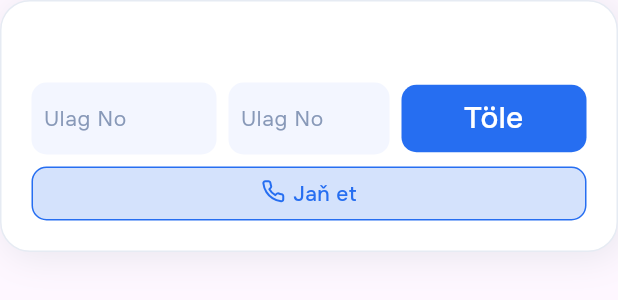
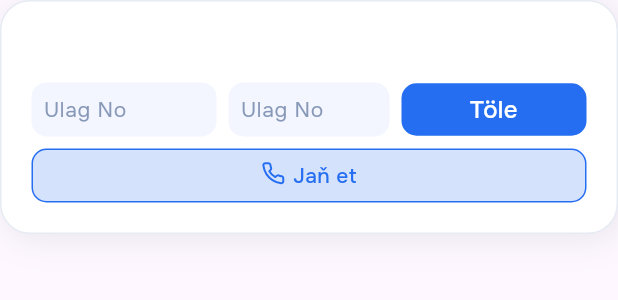
Before and after one commit to Dadebay/106cargo, a Flutter app: the ClientIdCard widget shown alone on an empty page, opened directly with empty values, on a phone screen of 412 x 824 dp. Shown: the top 300 px of the screen. Run offline on Flutter 3.47's test engine with Material 3 defaults, Android fonts, the phone set to English and light mode, and no system bars; our stand-ins replace cached_network_image, dio, easy_localization, firebase_core, firebase_messaging, firebase_remote_config and 10 more; missing offline and left inert: flutter_phone_direct_caller, zoom_widget; accounts and stored records are empty; network calls fail; project files that could hold a hidden picture were left out.

Commit message:
Bug fixed

```diff
--- a/lib/src/application/settings_singleton.dart
+++ b/lib/src/application/settings_singleton.dart
@@ -31,7 +31,6 @@ class SettingsSingleton extends ChangeNotifier {
   Future<void> checkAuthStatus() async {
     final SharedPreferences prefs = await SharedPreferences.getInstance();
     final String? token = prefs.getString('token');
-    print(token);
     _isAuthenticated = validateToken(token!);
     notifyListeners();
   }
--- a/lib/src/screens/auth/components/custom_text_fild.dart
+++ b/lib/src/screens/auth/components/custom_text_fild.dart
@@ -174,7 +174,8 @@ class _CustomTextFildMINEState extends State<CustomTextFildMINE> {
               maxLines: 1,
               keyboardType: TextInputType.text,
               decoration: const InputDecoration(
-                contentPadding: EdgeInsets.symmetric(horizontal: 8, vertical: -2),
+                isDense: true,
+                contentPadding: EdgeInsets.symmetric(horizontal: 8, vertical: 6),
                 border: InputBorder.none,
                 focusedBorder: InputBorder.none,
                 enabledBorder: InputBorder.none,
@@ -205,7 +206,8 @@ class _CustomTextFildMINEState extends State<CustomTextFildMINE> {
               maxLines: 1,
               keyboardType: TextInputType.text,
               decoration: const InputDecoration(
-                contentPadding: EdgeInsets.symmetric(horizontal: 8, vertical: -2),
+                isDense: true,
+                contentPadding: EdgeInsets.symmetric(horizontal: 8, vertical: 6),
                 border: InputBorder.none,
                 focusedBorder: InputBorder.none,
                 enabledBorder: InputBorder.none,
@@ -235,14 +237,14 @@ class _CustomTextFildMINEState extends State<CustomTextFildMINE> {
                 borderRadius: BorderRadius.circular(10),
               ),
               alignment: Alignment.center,
-              padding: const EdgeInsets.symmetric(horizontal: 8, vertical: 8),
+              padding: const EdgeInsets.symmetric(horizontal: 8, vertical: 6),
               child: const Text(
                 'Töle',
                 textAlign: TextAlign.center,
                 style: TextStyle(
                   color: AppColors.whiteColor,
                   fontFamily: 'Roboto',
-                  fontSize: 20,
+                  fontSize: 16,
                   fontWeight: FontWeight.w500,
                 ),
               ),
--- a/lib/src/screens/auth/login/repository_login.dart
+++ b/lib/src/screens/auth/login/repository_login.dart
@@ -35,8 +35,6 @@ class LoginRepository with ChangeNotifier {
         ),
       );
 
-      print(response.data);
-      print(response.statusCode);
       notifyListeners();
 
       if (response.statusCode == 200) {
--- a/lib/src/screens/clientHome/components/custom_button.dart
+++ b/lib/src/screens/clientHome/components/custom_button.dart
@@ -4,12 +4,14 @@ import 'package:kargo_app/src/design/app_colors.dart';
 
 class CustomButton extends StatelessWidget {
   final bool? withIcon;
+  final bool? mini;
   final Color? backColor;
   final Color? textColor;
   final VoidCallback? onTap;
   const CustomButton({
     Key? key,
     this.withIcon = false,
+    this.mini = false,
     this.backColor,
     this.textColor,
     this.onTap,
@@ -20,7 +22,7 @@ class CustomButton extends StatelessWidget {
     return GestureDetector(
       onTap: onTap,
       child: Container(
-        height: 36,
+        height: mini == true ? null : 36,
         decoration: BoxDecoration(
           color: backColor ?? AppColors.blueColor,
           borderRadius: BorderRadius.circular(10),
@@ -55,10 +57,12 @@ class CustomButton extends StatelessWidget {
             : Text(
                 'Doly maglumat',
                 textAlign: TextAlign.center,
+                maxLines: 1,
+                overflow: TextOverflow.ellipsis,
                 style: TextStyle(
                   color: textColor ?? AppColors.whiteColor,
                   fontFamily: 'Roboto',
-                  fontSize: 14,
+                  fontSize: mini == true ? 12 : 14,
                   fontWeight: FontWeight.w500,
                 ),
               ),
--- a/lib/src/screens/clientHome/data/services/region_service.dart
+++ b/lib/src/screens/clientHome/data/services/region_service.dart
@@ -139,8 +139,6 @@ class RegionService {
     final SharedPreferences preferences = await SharedPreferences.getInstance();
     final String? token = preferences.getString('token');
     final String regionUrl = '${Constants.baseUrl}/collector/debt-list?region_id=$id&per_page=$limit&page=$page&search=$search';
-    print(regionUrl);
-    print(token);
 
     try {
       final headers = {
@@ -154,8 +152,6 @@ class RegionService {
           headers: headers,
         ),
       );
-      print(response.data);
-      print(response.statusCode);
       if (response.statusCode == 200) {
         clientHomeController.loading.value = 3;
         final List<dynamic> data = response.data['data'];
--- a/lib/src/screens/clientHome/orders_screen.dart
+++ b/lib/src/screens/clientHome/orders_screen.dart
@@ -98,11 +98,7 @@ class _OrdersScreenState extends State<OrdersScreen> {
         clientHomeController.showOrderIDList.addAll(list);
         final User user = snapshot.data![1];
 
-        return selectedIndex == 0
-            ? pagee(user)
-            : Tolegler(
-                totalDebt: user.totalDebt!,
-              );
+        return selectedIndex == 0 ? pagee(user) : Tolegler();
       },
     );
   }
--- a/lib/src/screens/initial/pages/invoice_new.dart
+++ b/lib/src/screens/initial/pages/invoice_new.dart
@@ -218,7 +218,6 @@ class _InvoiceNewState extends State<InvoiceNew> {
   }
 
   Widget fifthTextField(InvoiceProvider invoice) {
-    print(invoice.invoice!.expenses.length);
     return ListView.builder(
       padding: const EdgeInsets.all(18.0),
       shrinkWrap: true,
--- a/lib/src/screens/language/language.dart
+++ b/lib/src/screens/language/language.dart
@@ -78,7 +78,6 @@ class _LanguageScreenState extends State<LanguageScreen> {
     return InkWell(
       onTap: () async {
         await context.setLocale(const Locale('en'));
-        print(context.locale);
       },
       child: Padding(
         padding: const EdgeInsets.only(left: 20, top: 15),
```
Also changed, not shown: lib/src/screens/auth/components/login_components.dart (+2 -8 lines), lib/src/screens/clientHome/clientHome_screen.dart (+52 -4 lines), lib/src/screens/clientHome/components/clientId_card.dart (+7 -13 lines), lib/src/screens/clientHome/data/services/getOneOrder_service.dart (+3 -6 lines), lib/src/screens/clientHome/tolegler_page.dart (+10 -7 lines), lib/src/screens/initial/components/cart_main.dart (+6 -3 lines).
